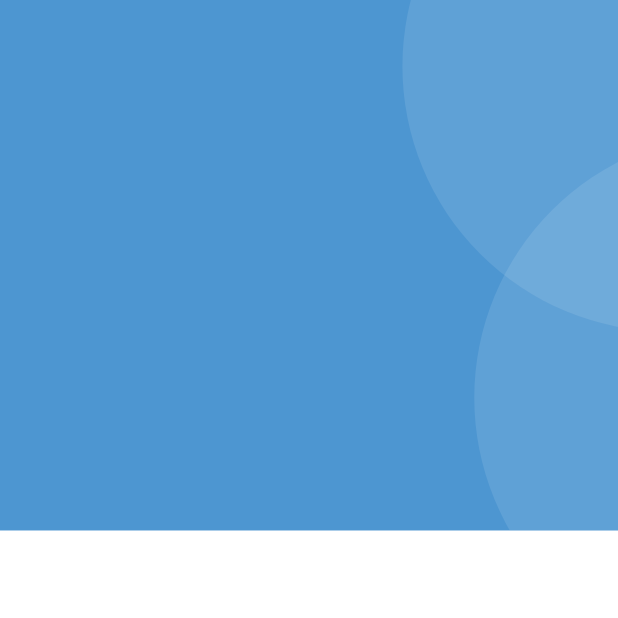
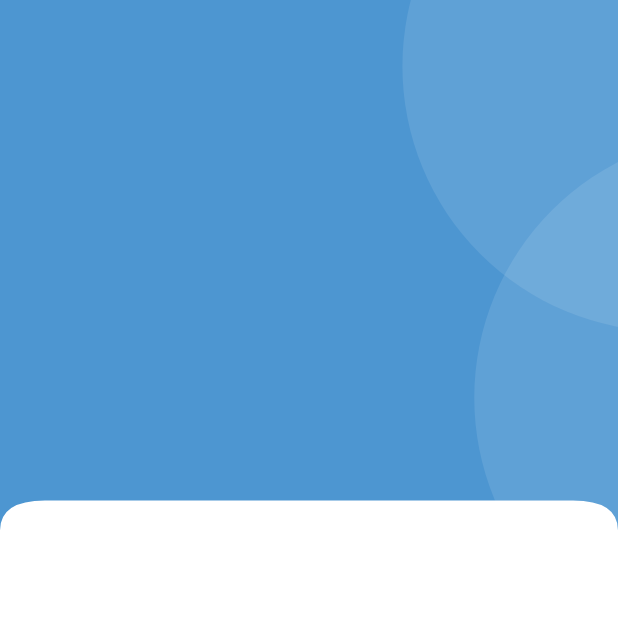
Before and after one commit to FatmaFarred/ecommerce_app_with_firebase, a Flutter app: the HomeScreen screen opened directly, on a phone screen of 412 x 824 dp, the top half of it. Run offline on Flutter 3.47's test engine with Material 3 defaults, Android fonts, the phone set to English and light mode, and no system bars; our stand-ins replace flutter_screenutil, flutter_svg, get, iconsax, logger, lottie and 2 more; accounts and stored records are empty; project files that could hold a hidden picture were left out.

Commit message:
added splash screen added on boarding screen added login design added custom header container

```diff
--- /dev/null
+++ b/lib/common/widgets/custome_curve_edge_widget.dart
@@ -0,0 +1,18 @@
+import 'package:flutter/material.dart';
+
+import 'custome_curved_edge.dart';
+
+class CurvedEdgeWidegt extends StatelessWidget {
+  const CurvedEdgeWidegt({
+    super.key, required this.child,
+  });
+  final Widget child;
+
+  @override
+  Widget build(BuildContext context) {
+    return ClipPath(
+      clipper: CustomCurveEdge(),
+      child:child ,
+    );
+  }
+}
--- /dev/null
+++ b/lib/common/widgets/custome_curved_edge.dart
@@ -0,0 +1,31 @@
+import 'package:flutter/material.dart';
+
+class CustomCurveEdge extends CustomClipper<Path>{
+  @override
+  Path getClip(Size size) {
+    var path = Path();   // the starting point is the 0,0 position of the widget
+    path.lineTo(0, size.height); // this draws the line from current point to the left bottom position of widget
+    final fristCurve= Offset(0, size.height-20);
+    final lastCurve= Offset(30, size.height-20);
+    path.quadraticBezierTo(fristCurve.dx, fristCurve.dy, lastCurve.dx, lastCurve.dy);
+
+    final secondFristCurve= Offset(0, size.height-20);
+    final secondLastCurve= Offset(size.width-30, size.height-20);
+    path.quadraticBezierTo(secondFristCurve.dx, secondFristCurve.dy, secondLastCurve.dx, secondLastCurve.dy);
+
+    final thirdFristCurve= Offset(size.width, size.height-20);
+    final thirdLastCurve= Offset(size.width, size.height);
+    path.quadraticBezierTo(thirdFristCurve.dx, thirdFristCurve.dy, thirdLastCurve.dx, thirdLastCurve.dy);
+    path.lineTo(size.width, 0); // this draws the line from current point to the right bottom position of the widget.
+    path.close(); // this closes the loop from current position to the starting point of widget
+    return path;
+  }
+
+  @override
+  bool shouldReclip(covariant CustomClipper<Path> oldClipper) {
+    return true;
+  }
+
+
+
+}
--- /dev/null
+++ b/lib/common/widgets/primary_header_container.dart
@@ -0,0 +1,39 @@
+import 'package:flutter/material.dart';
+import 'package:flutter_screenutil/flutter_screenutil.dart';
+
+import '../../core/constants/color_manager.dart';
+import 'circular_container.dart';
+import 'custome_curve_edge_widget.dart';
+
+class MyPrimaryHeaderContainer extends StatelessWidget {
+  const MyPrimaryHeaderContainer({
+    super.key, required this.stackChild,
+  });
+  final Widget stackChild;
+  @override
+  Widget build(BuildContext context) {
+    return CurvedEdgeWidegt(child:Container(
+      color: ColorManager.purple,
+      padding: EdgeInsets.all(0),
+      child: SizedBox(
+        height: 400.h, // You can adjust this height as needed
+        child: Stack(
+          children: [
+            Positioned(
+              child: CircularContainer(),
+              top: -150.h,
+              right: -250.w,
+            ),
+            Positioned(
+              child: CircularContainer(),
+              top: 100.h,
+              right: -300.w,
+            ),
+            stackChild,
+
+          ],
+        ),
+      ),
+    ) ,);
+  }
+}
--- a/lib/features/shop/screens/home/home_screen.dart
+++ b/lib/features/shop/screens/home/home_screen.dart
@@ -1,8 +1,6 @@
-import 'package:ecommerce_app_with_firebase/core/constants/color_manager.dart';
 import 'package:flutter/material.dart';
-import 'package:flutter_screenutil/flutter_screenutil.dart';
 
-import '../../../../common/widgets/circular_container.dart';
+import '../../../../common/widgets/primary_header_container.dart';
 
 class HomeScreen extends StatelessWidget {
   HomeScreen({super.key});
@@ -13,27 +11,7 @@ class HomeScreen extends StatelessWidget {
       body: SingleChildScrollView(
         child: Column(
           children: [
-            Container(
-              color: ColorManager.purple,
-              padding: EdgeInsets.all(0),
-              child: SizedBox(
-                height: 400.h, // You can adjust this height as needed
-                child: Stack(
-                  children: [
-                    Positioned(
-                      child: CircularContainer(),
-                      top: -150.h,
-                      right: -250.w,
-                    ),
-                    Positioned(
-                      child: CircularContainer(),
-                      top: 100.h,
-                      right: -300.w,
-                    ),
-                  ],
-                ),
-              ),
-            ),
+            MyPrimaryHeaderContainer(stackChild: Container()),
           ],
         ),
       ),
```
